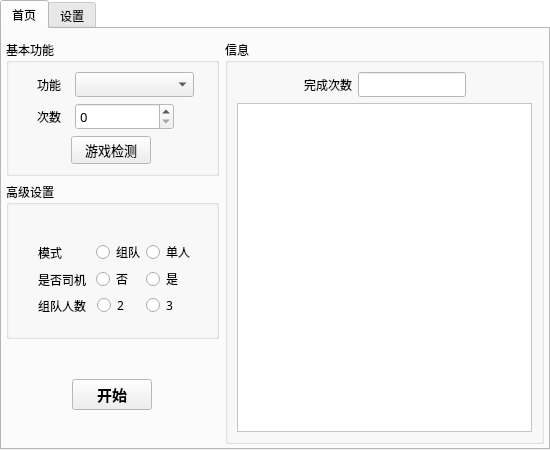
Old version of the form src/ui/mainui.ui in the repository AquamarineCyan/OnmyojiDesktopAssistant.
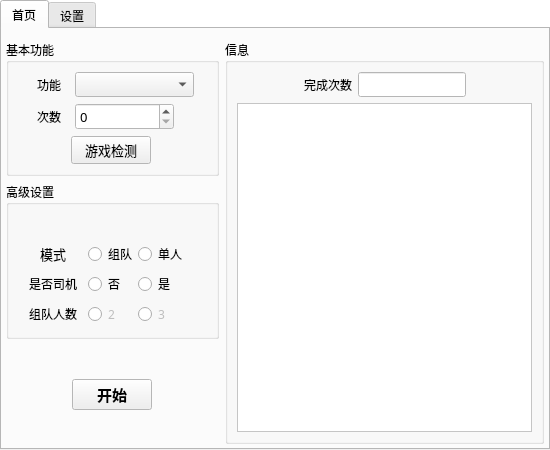
New version of the form. The open tabs and pages were chosen to show the change.

```diff
--- a/src/ui/mainui.ui
+++ b/src/ui/mainui.ui
@@ -234,40 +234,28 @@
               <widget class="QLabel" name="label_driver">
                <property name="geometry">
                 <rect>
-                 <x>20</x>
-                 <y>55</y>
-                 <width>48</width>
-                 <height>21</height>
+                 <x>10</x>
+                 <y>60</y>
+                 <width>50</width>
+                 <height>20</height>
                 </rect>
                </property>
-               <property name="font">
-                <font>
-                 <family>宋体</family>
-                 <pointsize>9</pointsize>
-                </font>
-               </property>
                <property name="text">
                 <string>是否司机</string>
                </property>
+               <property name="alignment">
+                <set>Qt::AlignmentFlag::AlignCenter</set>
+               </property>
               </widget>
               <widget class="QRadioButton" name="button_driver_False">
                <property name="geometry">
                 <rect>
-                 <x>78</x>
-                 <y>55</y>
-                 <width>38</width>
+                 <x>70</x>
+                 <y>60</y>
+                 <width>50</width>
                  <height>20</height>
                 </rect>
                </property>
-               <property name="font">
-                <font>
-                 <family>宋体</family>
-                 <pointsize>9</pointsize>
-                </font>
-               </property>
-               <property name="mouseTracking">
-                <bool>true</bool>
-               </property>
                <property name="text">
                 <string>否</string>
                </property>
@@ -278,18 +266,12 @@
               <widget class="QRadioButton" name="button_driver_True">
                <property name="geometry">
                 <rect>
-                 <x>128</x>
-                 <y>55</y>
-                 <width>38</width>
+                 <x>120</x>
+                 <y>60</y>
+                 <width>50</width>
                  <height>20</height>
                 </rect>
                </property>
-               <property name="font">
-                <font>
-                 <family>宋体</family>
-                 <pointsize>9</pointsize>
-                </font>
-               </property>
                <property name="text">
                 <string>是</string>
                </property>
@@ -298,20 +280,17 @@
                </attribute>
               </widget>
               <widget class="QRadioButton" name="button_passengers_3">
+               <property name="enabled">
+                <bool>false</bool>
+               </property>
                <property name="geometry">
                 <rect>
-                 <x>128</x>
-                 <y>81</y>
-                 <width>33</width>
+                 <x>120</x>
+                 <y>90</y>
+                 <width>50</width>
                  <height>20</height>
                 </rect>
                </property>
-               <property name="font">
-                <font>
-                 <family>宋体</family>
-                 <pointsize>9</pointsize>
-                </font>
-               </property>
                <property name="text">
                 <string>3</string>
                </property>
@@ -320,20 +299,17 @@
                </attribute>
               </widget>
               <widget class="QRadioButton" name="button_passengers_2">
+               <property name="enabled">
+                <bool>false</bool>
+               </property>
                <property name="geometry">
                 <rect>
-                 <x>79</x>
-                 <y>81</y>
-                 <width>33</width>
+                 <x>70</x>
+                 <y>90</y>
+                 <width>50</width>
                  <height>20</height>
                 </rect>
                </property>
-               <property name="font">
-                <font>
-                 <family>宋体</family>
-                 <pointsize>9</pointsize>
-                </font>
-               </property>
                <property name="text">
                 <string>2</string>
                </property>
@@ -344,28 +320,25 @@
               <widget class="QLabel" name="label_passengers">
                <property name="geometry">
                 <rect>
-                 <x>20</x>
-                 <y>81</y>
-                 <width>48</width>
-                 <height>21</height>
+                 <x>10</x>
+                 <y>90</y>
+                 <width>50</width>
+                 <height>20</height>
                 </rect>
                </property>
-               <property name="font">
-                <font>
-                 <family>宋体</family>
-                 <pointsize>9</pointsize>
-                </font>
-               </property>
                <property name="text">
                 <string>组队人数</string>
                </property>
+               <property name="alignment">
+                <set>Qt::AlignmentFlag::AlignCenter</set>
+               </property>
               </widget>
               <widget class="QRadioButton" name="button_mode_single">
                <property name="geometry">
                 <rect>
-                 <x>128</x>
-                 <y>28</y>
-                 <width>51</width>
+                 <x>120</x>
+                 <y>30</y>
+                 <width>50</width>
                  <height>20</height>
                 </rect>
                </property>
@@ -385,9 +358,9 @@
               <widget class="QRadioButton" name="button_mode_team">
                <property name="geometry">
                 <rect>
-                 <x>78</x>
-                 <y>28</y>
-                 <width>51</width>
+                 <x>70</x>
+                 <y>30</y>
+                 <width>50</width>
                  <height>20</height>
                 </rect>
                </property>
@@ -410,21 +383,24 @@
               <widget class="QLabel" name="label_mode">
                <property name="geometry">
                 <rect>
-                 <x>20</x>
-                 <y>28</y>
-                 <width>48</width>
-                 <height>21</height>
+                 <x>10</x>
+                 <y>30</y>
+                 <width>50</width>
+                 <height>20</height>
                 </rect>
                </property>
                <property name="font">
                 <font>
                  <family>宋体</family>
-                 <pointsize>9</pointsize>
+                 <pointsize>10</pointsize>
                 </font>
                </property>
                <property name="text">
                 <string>模式</string>
                </property>
+               <property name="alignment">
+                <set>Qt::AlignmentFlag::AlignCenter</set>
+               </property>
               </widget>
              </widget>
              <widget class="QWidget" name="_2_jiejietupo">
```
Left out of the diff: 5 changed lines with no effect on the pictures.
